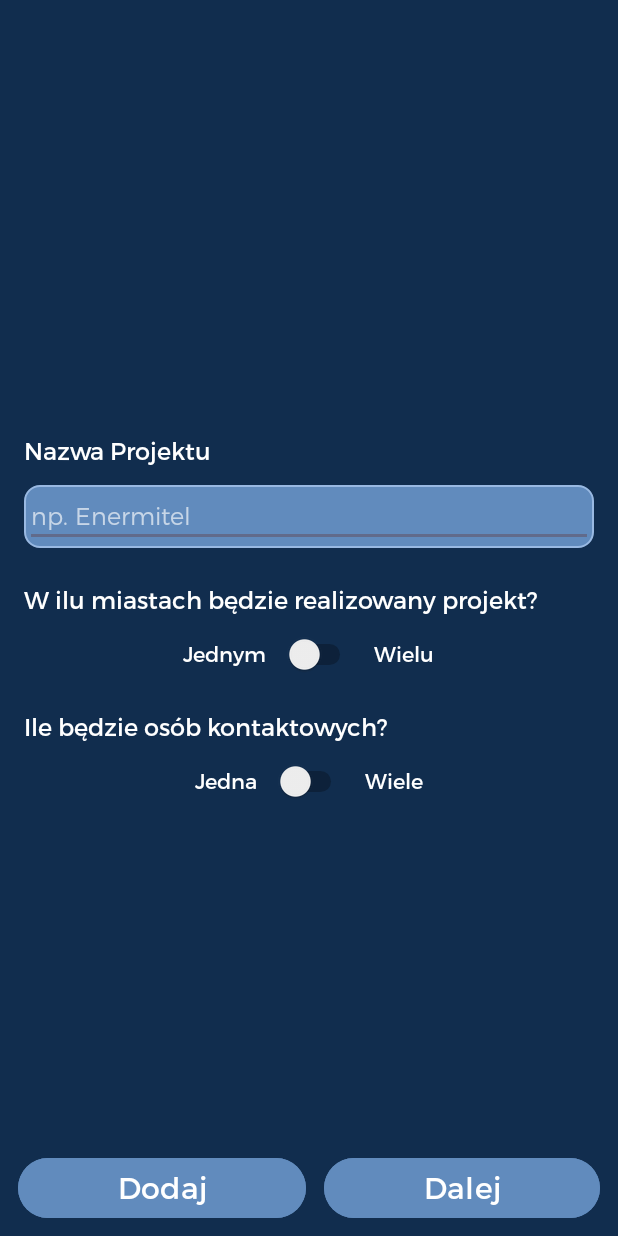
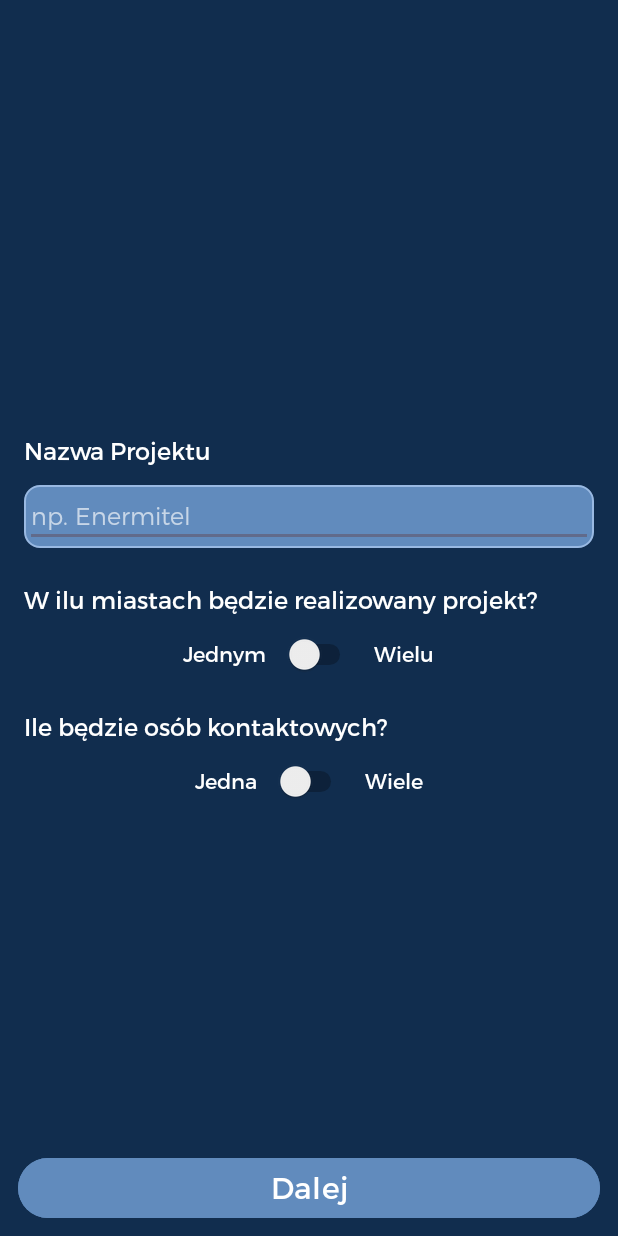
Before and after one commit to tobtor/VoltVortex, an Android app: the AddProjectWindowStep1 screen opened directly, with no data from a screen before it, on a phone screen of 412 x 824 dp. Run offline under Robolectric (Android 15) with nearby library versions, the phone set to English and light mode, and no system bars.

```diff
--- a/app/src/main/java/com/example/voltvortex/AddProjectWindow/AddProjectWindowStep1.java
+++ b/app/src/main/java/com/example/voltvortex/AddProjectWindow/AddProjectWindowStep1.java
@@ -29,13 +29,14 @@ public class AddProjectWindowStep1 extends AppCompatActivity {
 
         projectName = findViewById(R.id.editTextNazwaProjektu);
         buttonEndStep1 = findViewById(R.id.buttonEndStep1);
-        buttonAddToDataBase = findViewById(R.id.buttonAddToDataBase);
         swichIsManyCities = findViewById(R.id.switchDodajProjektPytanie1);
         switchIsManyContactPerson = findViewById(R.id.switchDodajProjektPytanie2);
 
-        buttonAddToDataBase.setOnClickListener(new View.OnClickListener() {
+            buttonEndStep1.setOnClickListener(new View.OnClickListener() {
                 public void onClick(View v) {
 
+                    boolean isManyCities = swichIsManyCities.isChecked();
+                    boolean isManyContactPerson = switchIsManyContactPerson.isChecked();
                     ProjectModel projectModel;
 
                     try {
@@ -54,14 +55,6 @@ public class AddProjectWindowStep1 extends AppCompatActivity {
                     boolean success = myDatabaseHelper.addProject(projectModel);
 
                     Toast.makeText(AddProjectWindowStep1.this, "Success " + success, Toast.LENGTH_SHORT).show();
-            }
-        });
-
-            buttonEndStep1.setOnClickListener(new View.OnClickListener() {
-                public void onClick(View v) {
-
-                    boolean isManyCities = swichIsManyCities.isChecked();
-                    boolean isManyContactPerson = switchIsManyContactPerson.isChecked();
 
                     if(!isManyCities) {
                         Intent intent = new Intent(AddProjectWindowStep1.this, AddProjectWindowStep2.class);
--- a/app/src/main/res/layout/activity_addproject_window_step1.xml
+++ b/app/src/main/res/layout/activity_addproject_window_step1.xml
@@ -126,16 +126,6 @@
           android:layout_width="match_parent"
           android:layout_height="wrap_content" app:layout_constraintBottom_toBottomOf="parent">
     <Button
-            android:text="Dodaj"
-            android:layout_width="wrap_content"
-            android:layout_height="wrap_content"
-            android:backgroundTint="@color/buttonNormalColor"
-            android:id="@+id/buttonAddToDataBase"
-            android:layout_weight="1"
-            android:textSize="20sp"
-            android:layout_marginBottom="8dp"
-            android:layout_marginLeft="12dp"/>
-    <Button
             android:text="Dalej"
             android:layout_width="wrap_content"
             android:layout_height="wrap_content"
```
Lines whose indentation alone changed are shown as unchanged.
